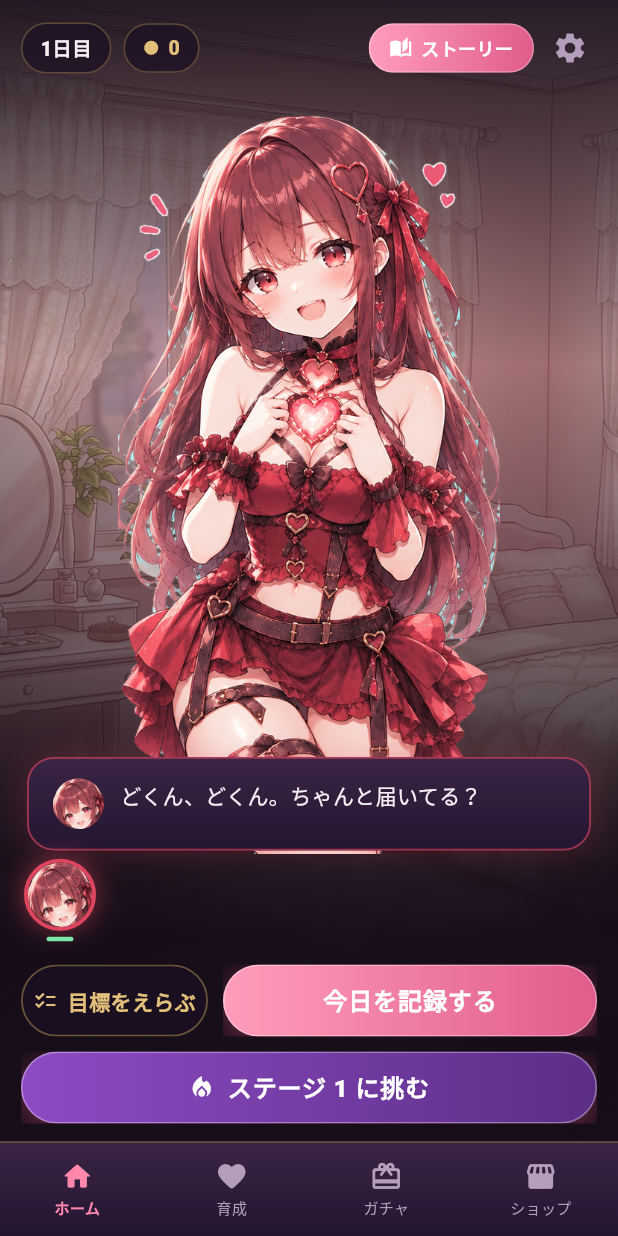
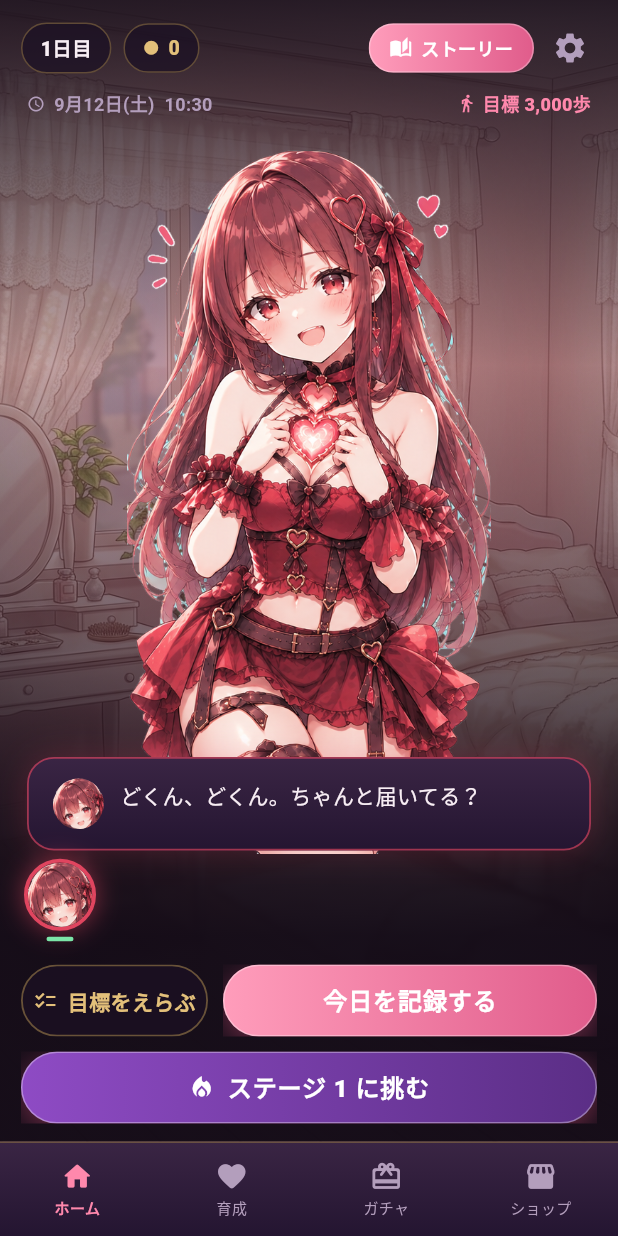
Before and after one commit to yuusaku000/bisyoujozouki, a Flutter app: the screen it shows after launch, on a phone screen of 412 x 824 dp. Run offline on Flutter 3.47's test engine with Material 3 defaults, Android fonts, the light colour scheme and no system bars; our stand-ins replace shared_preferences.

Commit message:
ホームに現実の日付・時刻と、今日の目標歩数を出す
「N日目」はゲームの中の数字なので、現実のいつの記録なのか分からない。
歩数を入れるのは一日の終わりなので、日付が変わったかどうかも効いてくる。
目標も、記録シートを開くまで見えないのでは狙いようがなかった。

- 分が変わる瞬間に合わせて更新する。一定間隔だと、その間隔ぶん遅れる
- 復帰時に取り直す。閉じているあいだタイマーは進まない
- 整形は formatToday に切り出してテスト。DateTime.weekday は月曜が1で、
  添字を1引き忘れると曜日が1日ずれたまま誰も気づかない

```diff
--- a/lib/screens/home_tab.dart
+++ b/lib/screens/home_tab.dart
@@ -10,6 +10,7 @@ import '../models/organ.dart';
 import '../widgets/coin_text.dart';
 import '../widgets/health_bar.dart';
 import '../widgets/ornate.dart';
+import '../widgets/today_clock.dart';
 import '../widgets/top_toast.dart';
 import 'battle_screen.dart';
 import 'daily_input_sheet.dart';
@@ -338,6 +339,7 @@ class _HomeTabState extends State<HomeTab> {
           child: Column(
             children: [
               _topBar(),
+              _todayLine(),
               Expanded(
                 child: GestureDetector(
                   onTap: () => setState(() => _talkCount++),
@@ -389,6 +391,40 @@ class _HomeTabState extends State<HomeTab> {
               ),
             ),
             icon: const Icon(Icons.settings, color: AppColors.textMuted),
+          ),
+        ],
+      ),
+    );
+  }
+
+  /// 現実の日付・時刻と、今日の目標歩数。
+  ///
+  /// 「N日目」はゲームの中の数字なので、現実のいつの記録なのか分からない。
+  /// 目標も、記録シートを開くまで見えないのでは狙いようがない。
+  Widget _todayLine() {
+    return Padding(
+      padding: const EdgeInsets.fromLTRB(18, 0, 18, 6),
+      child: Row(
+        children: [
+          const Icon(Icons.schedule, size: 12, color: AppColors.textMuted),
+          const SizedBox(width: 6),
+          const TodayClock(
+            style: TextStyle(
+              fontSize: 12,
+              fontWeight: FontWeight.w600,
+              color: AppColors.textMuted,
+            ),
+          ),
+          const Spacer(),
+          const Icon(Icons.directions_walk, size: 13, color: AppColors.rose),
+          const SizedBox(width: 4),
+          Text(
+            '目標 ${formatCoins(state.stepGoal)}歩',
+            style: const TextStyle(
+              fontSize: 12,
+              fontWeight: FontWeight.w800,
+              color: AppColors.rose,
+            ),
           ),
         ],
       ),
--- /dev/null
+++ b/lib/widgets/today_clock.dart
@@ -0,0 +1,74 @@
+import 'dart:async';
+
+import 'package:flutter/material.dart';
+
+const List<String> _weekdays = ['月', '火', '水', '木', '金', '土', '日'];
+
+/// 「9月12日(土)  13:45」の形にする。
+///
+/// DateTime.weekday は月曜が1。添字にするときに1引く必要があり、
+/// ここを間違えると曜日が1日ずれたまま誰も気づかない。
+String formatToday(DateTime now) {
+  final weekday = _weekdays[now.weekday - 1];
+  final minute = now.minute.toString().padLeft(2, '0');
+  return '${now.month}月${now.day}日($weekday)  ${now.hour}:$minute';
+}
+
+/// 現実の日付と時刻。
+///
+/// 画面には「N日目」しか出ていないので、いつの記録なのかが分からない。
+/// 歩数を入れるのは一日の終わりなので、日付が変わったかどうかも効いてくる。
+class TodayClock extends StatefulWidget {
+  const TodayClock({super.key, this.style});
+
+  final TextStyle? style;
+
+  @override
+  State<TodayClock> createState() => _TodayClockState();
+}
+
+class _TodayClockState extends State<TodayClock> with WidgetsBindingObserver {
+  DateTime _now = DateTime.now();
+  Timer? _timer;
+
+  @override
+  void initState() {
+    super.initState();
+    WidgetsBinding.instance.addObserver(this);
+    _scheduleNextMinute();
+  }
+
+  /// 分が変わる瞬間に合わせて起こす。
+  /// 一定間隔で見に行くと、その間隔ぶんだけ表示が遅れる。
+  void _scheduleNextMinute() {
+    _timer?.cancel();
+    _timer = Timer(
+      Duration(seconds: 60 - _now.second, milliseconds: -_now.millisecond),
+      () {
+        if (!mounted) return;
+        setState(() => _now = DateTime.now());
+        _scheduleNextMinute();
+      },
+    );
+  }
+
+  /// 閉じているあいだタイマーは進まない。戻ってきたら取り直す。
+  @override
+  void didChangeAppLifecycleState(AppLifecycleState state) {
+    if (state != AppLifecycleState.resumed || !mounted) return;
+    setState(() => _now = DateTime.now());
+    _scheduleNextMinute();
+  }
+
+  @override
+  void dispose() {
+    WidgetsBinding.instance.removeObserver(this);
+    _timer?.cancel();
+    super.dispose();
+  }
+
+  @override
+  Widget build(BuildContext context) {
+    return Text(formatToday(_now), style: widget.style);
+  }
+}
```
Also changed, not shown: 1 other file.
